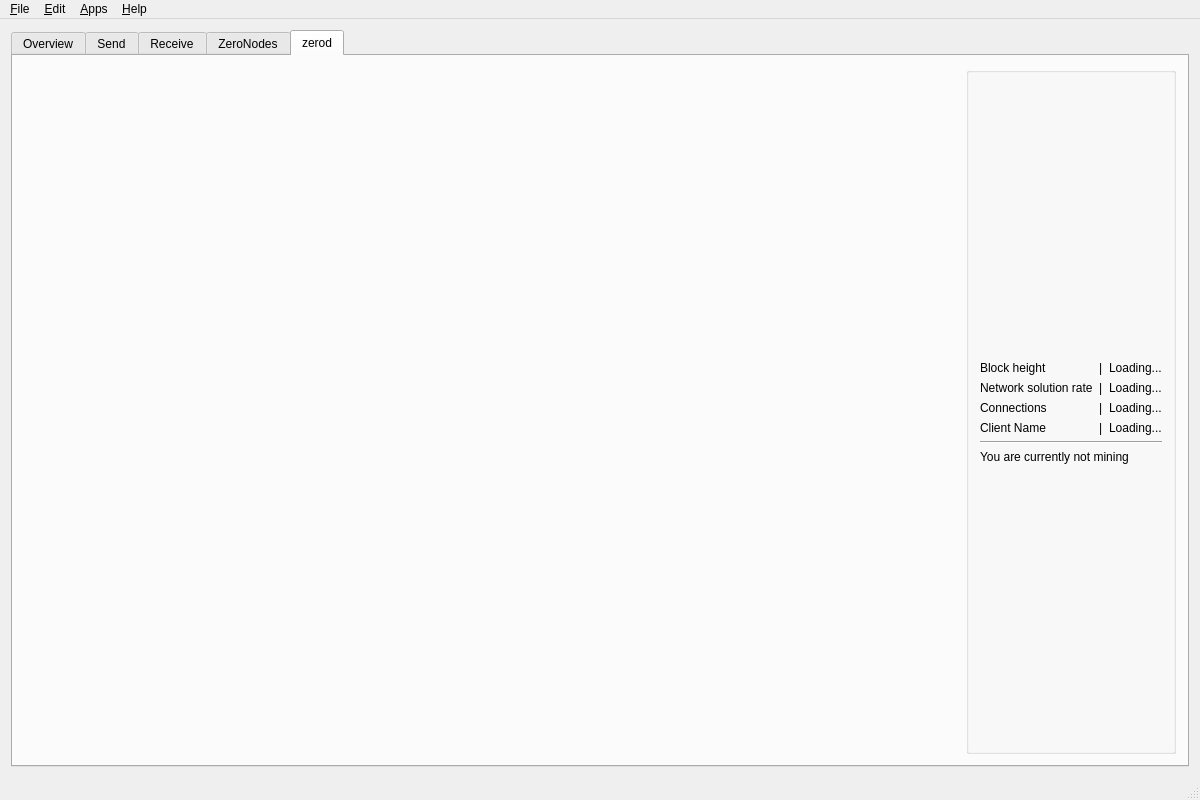
This is src/mainwindow.ui in zerocurrencycoin/zerowallet as Qt 5 draws it before an edit. The edited form follows.
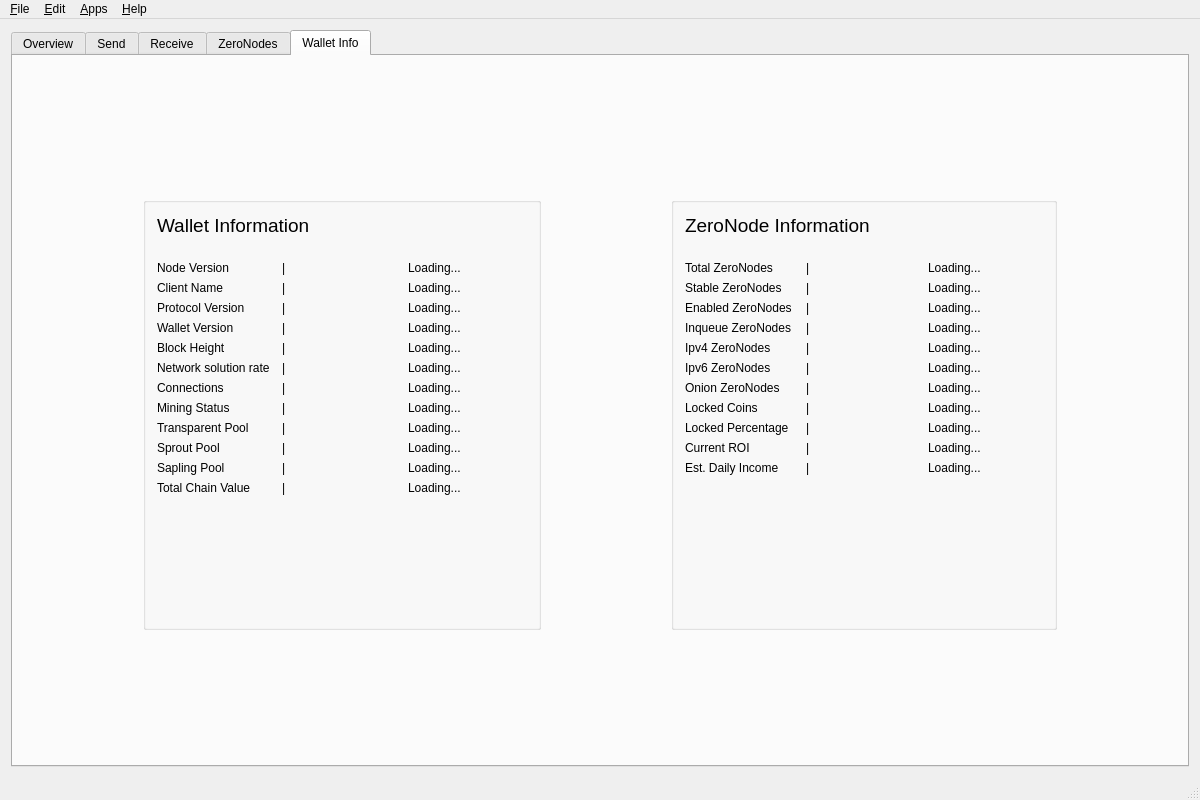
This is the edited form. The open tabs and pages were chosen to show the change. Icons and pictures are not drawn. Custom widgets are drawn as their Qt base class.

Commit message: update wallet info

The edit to the form file:
```diff
--- a/src/mainwindow.ui
+++ b/src/mainwindow.ui
@@ -1089,164 +1089,711 @@
       </widget>
       <widget class="QWidget" name="tab_6">
        <attribute name="title">
-        <string>zerod</string>
+        <string>Wallet Info</string>
        </attribute>
-       <layout class="QVBoxLayout" name="verticalLayout_7">
-        <item>
-         <layout class="QHBoxLayout" name="horizontalLayout_14">
-          <item>
-           <widget class="QLabel" name="zerologo">
+       <layout class="QGridLayout" name="gridLayout_7">
+        <item row="1" column="2">
+         <spacer name="horizontalSpacer_11">
+          <property name="orientation">
+           <enum>Qt::Horizontal</enum>
+          </property>
+          <property name="sizeHint" stdset="0">
+           <size>
+            <width>113</width>
+            <height>20</height>
+           </size>
+          </property>
+         </spacer>
+        </item>
+        <item row="1" column="3">
+         <widget class="QGroupBox" name="zeroNodeGroup">
             <property name="sizePolicy">
-             <sizepolicy hsizetype="Expanding" vsizetype="Expanding">
+           <sizepolicy hsizetype="Fixed" vsizetype="Preferred">
               <horstretch>0</horstretch>
               <verstretch>0</verstretch>
              </sizepolicy>
             </property>
-            <property name="text">
+          <property name="title">
              <string/>
             </property>
-            <property name="scaledContents">
-             <bool>false</bool>
+          <layout class="QGridLayout" name="gridLayout_5">
+           <item row="2" column="0">
+            <widget class="QLabel" name="totalNodesLabel">
+             <property name="text">
+              <string>Total ZeroNodes</string>
+             </property>
+            </widget>
+           </item>
+           <item row="2" column="1">
+            <widget class="QLabel" name="blockheightspacer_2">
+             <property name="text">
+              <string>|</string>
+             </property>
+            </widget>
+           </item>
+           <item row="2" column="2">
+            <widget class="QLabel" name="totalNodes">
+             <property name="text">
+              <string>Loading...</string>
+             </property>
+            </widget>
+           </item>
+           <item row="3" column="0">
+            <widget class="QLabel" name="stableNodeLabel">
+             <property name="text">
+              <string>Stable ZeroNodes</string>
+             </property>
+            </widget>
+           </item>
+           <item row="3" column="1">
+            <widget class="QLabel" name="blockheightspacer_3">
+             <property name="text">
+              <string>|</string>
+             </property>
+            </widget>
+           </item>
+           <item row="3" column="2">
+            <widget class="QLabel" name="stableNodes">
+             <property name="text">
+              <string>Loading...</string>
+             </property>
+            </widget>
+           </item>
+           <item row="4" column="0">
+            <widget class="QLabel" name="enabledNodeLabel">
+             <property name="text">
+              <string>Enabled ZeroNodes</string>
+             </property>
+            </widget>
+           </item>
+           <item row="4" column="1">
+            <widget class="QLabel" name="blockheightspacer_4">
+             <property name="text">
+              <string>|</string>
+             </property>
+            </widget>
+           </item>
+           <item row="4" column="2">
+            <widget class="QLabel" name="enabledNodes">
+             <property name="text">
+              <string>Loading...</string>
+             </property>
+            </widget>
+           </item>
+           <item row="5" column="0">
+            <widget class="QLabel" name="InqueNodeLabel">
+             <property name="text">
+              <string>Inqueue ZeroNodes</string>
+             </property>
+            </widget>
+           </item>
+           <item row="5" column="1">
+            <widget class="QLabel" name="blockheightspacer_10">
+             <property name="text">
+              <string>|</string>
+             </property>
+            </widget>
+           </item>
+           <item row="5" column="2">
+            <widget class="QLabel" name="inqueueNodes">
+             <property name="text">
+              <string>Loading...</string>
+             </property>
+            </widget>
+           </item>
+           <item row="6" column="0">
+            <widget class="QLabel" name="ipv4Label">
+             <property name="text">
+              <string>Ipv4 ZeroNodes</string>
+             </property>
+            </widget>
+           </item>
+           <item row="6" column="1">
+            <widget class="QLabel" name="blockheightspacer_9">
+             <property name="text">
+              <string>|</string>
+             </property>
+            </widget>
+           </item>
+           <item row="6" column="2">
+            <widget class="QLabel" name="ipv4Nodes">
+             <property name="text">
+              <string>Loading...</string>
+             </property>
+            </widget>
+           </item>
+           <item row="7" column="0">
+            <widget class="QLabel" name="ipv6Lable">
+             <property name="text">
+              <string>Ipv6 ZeroNodes</string>
+             </property>
+            </widget>
+           </item>
+           <item row="7" column="1">
+            <widget class="QLabel" name="blockheightspacer_8">
+             <property name="text">
+              <string>|</string>
+             </property>
+            </widget>
+           </item>
+           <item row="7" column="2">
+            <widget class="QLabel" name="ipv6Nodes">
+             <property name="text">
+              <string>Loading...</string>
+             </property>
+            </widget>
+           </item>
+           <item row="8" column="0">
+            <widget class="QLabel" name="onionLabel">
+             <property name="text">
+              <string>Onion ZeroNodes</string>
+             </property>
+            </widget>
+           </item>
+           <item row="8" column="1">
+            <widget class="QLabel" name="blockheightspacer_15">
+             <property name="text">
+              <string>|</string>
+             </property>
+            </widget>
+           </item>
+           <item row="8" column="2">
+            <widget class="QLabel" name="onionNodes">
+             <property name="text">
+              <string>Loading...</string>
+             </property>
+            </widget>
+           </item>
+           <item row="9" column="0">
+            <widget class="QLabel" name="lockedCoinsLabel">
+             <property name="text">
+              <string>Locked Coins</string>
+             </property>
+            </widget>
+           </item>
+           <item row="9" column="1">
+            <widget class="QLabel" name="blockheightspacer_13">
+             <property name="text">
+              <string>|</string>
+             </property>
+            </widget>
+           </item>
+           <item row="9" column="2">
+            <widget class="QLabel" name="lockedCoins">
+             <property name="text">
+              <string>Loading...</string>
+             </property>
+            </widget>
+           </item>
+           <item row="10" column="0">
+            <widget class="QLabel" name="lockedPertLabel">
+             <property name="text">
+              <string>Locked Percentage</string>
+             </property>
+            </widget>
+           </item>
+           <item row="10" column="1">
+            <widget class="QLabel" name="blockheightspacer_14">
+             <property name="text">
+              <string>|</string>
+             </property>
+            </widget>
+           </item>
+           <item row="10" column="2">
+            <widget class="QLabel" name="lockedPercentage">
+             <property name="text">
+              <string>Loading...</string>
+             </property>
+            </widget>
+           </item>
+           <item row="11" column="0">
+            <widget class="QLabel" name="roiLabel">
+             <property name="text">
+              <string>Current ROI</string>
+             </property>
+            </widget>
+           </item>
+           <item row="11" column="1">
+            <widget class="QLabel" name="blockheightspacer_12">
+             <property name="text">
+              <string>|</string>
+             </property>
+            </widget>
+           </item>
+           <item row="11" column="2">
+            <widget class="QLabel" name="currentRoi">
+             <property name="text">
+              <string>Loading...</string>
+             </property>
+            </widget>
+           </item>
+           <item row="12" column="0">
+            <widget class="QLabel" name="incomeLabel">
+             <property name="text">
+              <string>Est. Daily Income</string>
+             </property>
+            </widget>
+           </item>
+           <item row="12" column="1">
+            <widget class="QLabel" name="blockheightspacer_16">
+             <property name="text">
+              <string>|</string>
+             </property>
+            </widget>
+           </item>
+           <item row="12" column="2">
+            <widget class="QLabel" name="dailyIncome">
+             <property name="text">
+              <string>Loading...</string>
+             </property>
+            </widget>
+           </item>
+           <item row="0" column="0" colspan="3">
+            <widget class="QLabel" name="nodeVersionLabel_3">
+             <property name="sizePolicy">
+              <sizepolicy hsizetype="Expanding" vsizetype="Preferred">
+               <horstretch>0</horstretch>
+               <verstretch>0</verstretch>
+              </sizepolicy>
+             </property>
+             <property name="font">
+              <font>
+               <pointsize>14</pointsize>
+              </font>
+             </property>
+             <property name="text">
+              <string>ZeroNode Information</string>
             </property>
             <property name="alignment">
-             <set>Qt::AlignCenter</set>
+              <set>Qt::AlignLeading|Qt::AlignLeft|Qt::AlignVCenter</set>
             </property>
            </widget>
           </item>
-          <item>
+           <item row="13" column="0" colspan="3">
+            <spacer name="verticalSpacer_7">
+             <property name="orientation">
+              <enum>Qt::Vertical</enum>
+             </property>
+             <property name="sizeHint" stdset="0">
+              <size>
+               <width>358</width>
+               <height>141</height>
+              </size>
+             </property>
+            </spacer>
+           </item>
+           <item row="1" column="0" colspan="3">
+            <spacer name="verticalSpacer_9">
+             <property name="orientation">
+              <enum>Qt::Vertical</enum>
+             </property>
+             <property name="sizeType">
+              <enum>QSizePolicy::Fixed</enum>
+             </property>
+             <property name="sizeHint" stdset="0">
+              <size>
+               <width>358</width>
+               <height>18</height>
+              </size>
+             </property>
+            </spacer>
+           </item>
+          </layout>
+         </widget>
+        </item>
+        <item row="2" column="1">
+         <spacer name="verticalSpacer_10">
+          <property name="orientation">
+           <enum>Qt::Vertical</enum>
+          </property>
+          <property name="sizeHint" stdset="0">
+           <size>
+            <width>398</width>
+            <height>87</height>
+           </size>
+          </property>
+         </spacer>
+        </item>
+        <item row="2" column="3">
+         <spacer name="verticalSpacer_3">
+          <property name="orientation">
+           <enum>Qt::Vertical</enum>
+          </property>
+          <property name="sizeHint" stdset="0">
+           <size>
+            <width>358</width>
+            <height>87</height>
+           </size>
+          </property>
+         </spacer>
+        </item>
+        <item row="1" column="0">
+         <spacer name="horizontalSpacer_10">
+          <property name="orientation">
+           <enum>Qt::Horizontal</enum>
+          </property>
+          <property name="sizeHint" stdset="0">
+           <size>
+            <width>114</width>
+            <height>20</height>
+           </size>
+          </property>
+         </spacer>
+        </item>
+        <item row="1" column="4">
+         <spacer name="horizontalSpacer_12">
+          <property name="orientation">
+           <enum>Qt::Horizontal</enum>
+          </property>
+          <property name="sizeHint" stdset="0">
+           <size>
+            <width>114</width>
+            <height>20</height>
+           </size>
+          </property>
+         </spacer>
+        </item>
+        <item row="1" column="1">
            <widget class="QGroupBox" name="groupBox_7">
+          <property name="sizePolicy">
+           <sizepolicy hsizetype="Preferred" vsizetype="Preferred">
+            <horstretch>0</horstretch>
+            <verstretch>0</verstretch>
+           </sizepolicy>
+          </property>
             <property name="title">
              <string/>
             </property>
-            <layout class="QGridLayout" name="gridLayout_9">
+          <layout class="QGridLayout" name="gridLayout_6">
+           <item row="2" column="0">
+            <widget class="QLabel" name="nodeVersionLabel">
+             <property name="text">
+              <string>Node Version</string>
+             </property>
+            </widget>
+           </item>
              <item row="2" column="1">
-              <widget class="QLabel" name="nsolutionspacer">
+            <widget class="QLabel" name="blockheightspacer_7">
                <property name="text">
                 <string>|</string>
                </property>
               </widget>
              </item>
-             <item row="4" column="2">
+           <item row="2" column="2">
+            <widget class="QLabel" name="nodeVersion">
+             <property name="text">
+              <string>Loading...</string>
+             </property>
+            </widget>
+           </item>
+           <item row="3" column="0">
+            <widget class="QLabel" name="clientnamelabel">
+             <property name="text">
+              <string>Client Name</string>
+             </property>
+            </widget>
+           </item>
+           <item row="3" column="1">
+            <widget class="QLabel" name="tls_connectionspacer">
+             <property name="text">
+              <string>|</string>
+             </property>
+            </widget>
+           </item>
+           <item row="3" column="2">
               <widget class="QLabel" name="clientname">
                <property name="text">
                 <string>Loading...</string>
                </property>
               </widget>
              </item>
-             <item row="11" column="0" colspan="3">
-              <widget class="QLabel" name="notmininglable">
+           <item row="4" column="0">
+            <widget class="QLabel" name="protocolVersionLabel">
                <property name="text">
-                <string>You are currently not mining</string>
+              <string>Protocol Version</string>
                </property>
               </widget>
              </item>
-             <item row="2" column="2">
-              <widget class="QLabel" name="solrate">
+           <item row="4" column="1">
+            <widget class="QLabel" name="blockheightspacer_6">
+             <property name="text">
+              <string>|</string>
+             </property>
+            </widget>
+           </item>
+           <item row="4" column="2">
+            <widget class="QLabel" name="protocolVersion">
                <property name="text">
                 <string>Loading...</string>
                </property>
               </widget>
              </item>
-             <item row="10" column="0" colspan="3">
-              <widget class="Line" name="line_2">
-               <property name="orientation">
-                <enum>Qt::Horizontal</enum>
-               </property>
-              </widget>
-             </item>
-             <item row="1" column="0">
-              <widget class="QLabel" name="heightLabel">
+           <item row="5" column="0">
+            <widget class="QLabel" name="walletVersionLabel">
                <property name="text">
-                <string>Block height</string>
+              <string>Wallet Version</string>
                </property>
               </widget>
              </item>
-             <item row="1" column="1">
+           <item row="5" column="1">
               <widget class="QLabel" name="blockheightspacer">
                <property name="text">
                 <string>|</string>
                </property>
               </widget>
              </item>
-             <item row="1" column="2">
+           <item row="5" column="2">
+            <widget class="QLabel" name="walletVersion">
+             <property name="text">
+              <string>Loading...</string>
+             </property>
+            </widget>
+           </item>
+           <item row="6" column="0">
+            <widget class="QLabel" name="heightLabel">
+             <property name="text">
+              <string>Block Height</string>
+             </property>
+            </widget>
+           </item>
+           <item row="6" column="1">
+            <widget class="QLabel" name="connectionsspacer_7">
+             <property name="text">
+              <string>|</string>
+             </property>
+            </widget>
+           </item>
+           <item row="6" column="2">
               <widget class="QLabel" name="blockheight">
                <property name="text">
                 <string>Loading...</string>
                </property>
               </widget>
              </item>
-             <item row="2" column="0">
+           <item row="7" column="0">
               <widget class="QLabel" name="nsolutionlable">
                <property name="text">
                 <string>Network solution rate</string>
                </property>
               </widget>
              </item>
-             <item row="4" column="1">
-              <widget class="QLabel" name="tls_connectionspacer">
+           <item row="7" column="1">
+            <widget class="QLabel" name="nsolutionspacer">
                <property name="text">
                 <string>|</string>
                </property>
               </widget>
              </item>
-             <item row="3" column="2">
-              <widget class="QLabel" name="numconnections">
+           <item row="7" column="2">
+            <widget class="QLabel" name="solrate">
                <property name="text">
                 <string>Loading...</string>
                </property>
               </widget>
              </item>
-             <item row="12" column="0" colspan="3">
-              <spacer name="verticalSpacer_4">
-               <property name="orientation">
-                <enum>Qt::Vertical</enum>
-               </property>
-               <property name="sizeHint" stdset="0">
-                <size>
-                 <width>20</width>
-                 <height>40</height>
-                </size>
-               </property>
-              </spacer>
-             </item>
-             <item row="4" column="0">
-              <widget class="QLabel" name="clientnamelabel">
-               <property name="text">
-                <string>Client Name</string>
-               </property>
-              </widget>
-             </item>
-             <item row="3" column="0">
+           <item row="8" column="0">
               <widget class="QLabel" name="connectionslable">
                <property name="text">
                 <string>Connections</string>
                </property>
               </widget>
              </item>
-             <item row="3" column="1">
+           <item row="8" column="1">
               <widget class="QLabel" name="connectionsspacer">
                <property name="text">
                 <string>|</string>
                </property>
               </widget>
              </item>
+           <item row="8" column="2">
+            <widget class="QLabel" name="numconnections">
+             <property name="text">
+              <string>Loading...</string>
+             </property>
+            </widget>
+           </item>
+           <item row="9" column="0">
+            <widget class="QLabel" name="miningLabel">
+             <property name="sizePolicy">
+              <sizepolicy hsizetype="Preferred" vsizetype="Preferred">
+               <horstretch>0</horstretch>
+               <verstretch>0</verstretch>
+              </sizepolicy>
+             </property>
+             <property name="text">
+              <string>Mining Status</string>
+             </property>
+            </widget>
+           </item>
+           <item row="9" column="1">
+            <widget class="QLabel" name="connectionsspacer_8">
+             <property name="text">
+              <string>|</string>
+             </property>
+            </widget>
+           </item>
+           <item row="9" column="2">
+            <widget class="QLabel" name="mining">
+             <property name="text">
+              <string>Loading...</string>
+             </property>
+            </widget>
+           </item>
+           <item row="10" column="0">
+            <widget class="QLabel" name="tPoolLabel">
+             <property name="text">
+              <string>Transparent Pool</string>
+             </property>
+            </widget>
+           </item>
+           <item row="10" column="1">
+            <widget class="QLabel" name="connectionsspacer_3">
+             <property name="text">
+              <string>|</string>
+             </property>
+            </widget>
+           </item>
+           <item row="10" column="2">
+            <widget class="QLabel" name="tPool">
+             <property name="text">
+              <string>Loading...</string>
+             </property>
+            </widget>
+           </item>
+           <item row="11" column="0">
+            <widget class="QLabel" name="zcPoolLabel">
+             <property name="text">
+              <string>Sprout Pool</string>
+             </property>
+            </widget>
+           </item>
+           <item row="11" column="1">
+            <widget class="QLabel" name="connectionsspacer_4">
+             <property name="text">
+              <string>|</string>
+             </property>
+            </widget>
+           </item>
+           <item row="11" column="2">
+            <widget class="QLabel" name="zcPool">
+             <property name="text">
+              <string>Loading...</string>
+             </property>
+            </widget>
+           </item>
+           <item row="12" column="0">
+            <widget class="QLabel" name="zsPoolLabel">
+             <property name="text">
+              <string>Sapling Pool</string>
+             </property>
+            </widget>
+           </item>
+           <item row="12" column="1">
+            <widget class="QLabel" name="connectionsspacer_5">
+             <property name="text">
+              <string>|</string>
+             </property>
+            </widget>
+           </item>
+           <item row="12" column="2">
+            <widget class="QLabel" name="zsPool">
+             <property name="text">
+              <string>Loading...</string>
+             </property>
+            </widget>
+           </item>
+           <item row="13" column="0">
+            <widget class="QLabel" name="chainValueLabel">
+             <property name="text">
+              <string>Total Chain Value</string>
+             </property>
+            </widget>
+           </item>
+           <item row="13" column="1">
+            <widget class="QLabel" name="connectionsspacer_6">
+             <property name="text">
+              <string>|</string>
+             </property>
+            </widget>
+           </item>
+           <item row="13" column="2">
+            <widget class="QLabel" name="chainValue">
+             <property name="text">
+              <string>Loading...</string>
+             </property>
+            </widget>
+           </item>
              <item row="0" column="0" colspan="3">
-              <spacer name="verticalSpacer_3">
+            <widget class="QLabel" name="nodeVersionLabel_2">
+             <property name="sizePolicy">
+              <sizepolicy hsizetype="Expanding" vsizetype="Preferred">
+               <horstretch>0</horstretch>
+               <verstretch>0</verstretch>
+              </sizepolicy>
+             </property>
+             <property name="font">
+              <font>
+               <pointsize>14</pointsize>
+              </font>
+             </property>
+             <property name="text">
+              <string>Wallet Information</string>
+             </property>
+             <property name="alignment">
+              <set>Qt::AlignLeading|Qt::AlignLeft|Qt::AlignVCenter</set>
+             </property>
+            </widget>
+           </item>
+           <item row="14" column="0" colspan="3">
+            <spacer name="verticalSpacer_6">
                <property name="orientation">
                 <enum>Qt::Vertical</enum>
                </property>
                <property name="sizeHint" stdset="0">
                 <size>
-                 <width>20</width>
-                 <height>40</height>
+               <width>230</width>
+               <height>78</height>
                 </size>
                </property>
               </spacer>
              </item>
+           <item row="1" column="0" colspan="3">
+            <spacer name="verticalSpacer_8">
+             <property name="orientation">
+              <enum>Qt::Vertical</enum>
+             </property>
+             <property name="sizeType">
+              <enum>QSizePolicy::Fixed</enum>
+             </property>
+             <property name="sizeHint" stdset="0">
+              <size>
+               <width>18</width>
+               <height>18</height>
+              </size>
+             </property>
+            </spacer>
+           </item>
             </layout>
            </widget>
           </item>
-         </layout>
+        <item row="0" column="2">
+         <widget class="QLabel" name="zerologo">
+          <property name="sizePolicy">
+           <sizepolicy hsizetype="Expanding" vsizetype="Expanding">
+            <horstretch>0</horstretch>
+            <verstretch>0</verstretch>
+           </sizepolicy>
+          </property>
+          <property name="text">
+           <string/>
+          </property>
+          <property name="scaledContents">
+           <bool>false</bool>
+          </property>
+          <property name="alignment">
+           <set>Qt::AlignCenter</set>
+          </property>
+         </widget>
         </item>
        </layout>
       </widget>
```
Left out of the diff: 2 changed lines with no effect on the pictures. Lines whose indentation alone changed are shown as unchanged. The commit also changes 1 other file.
